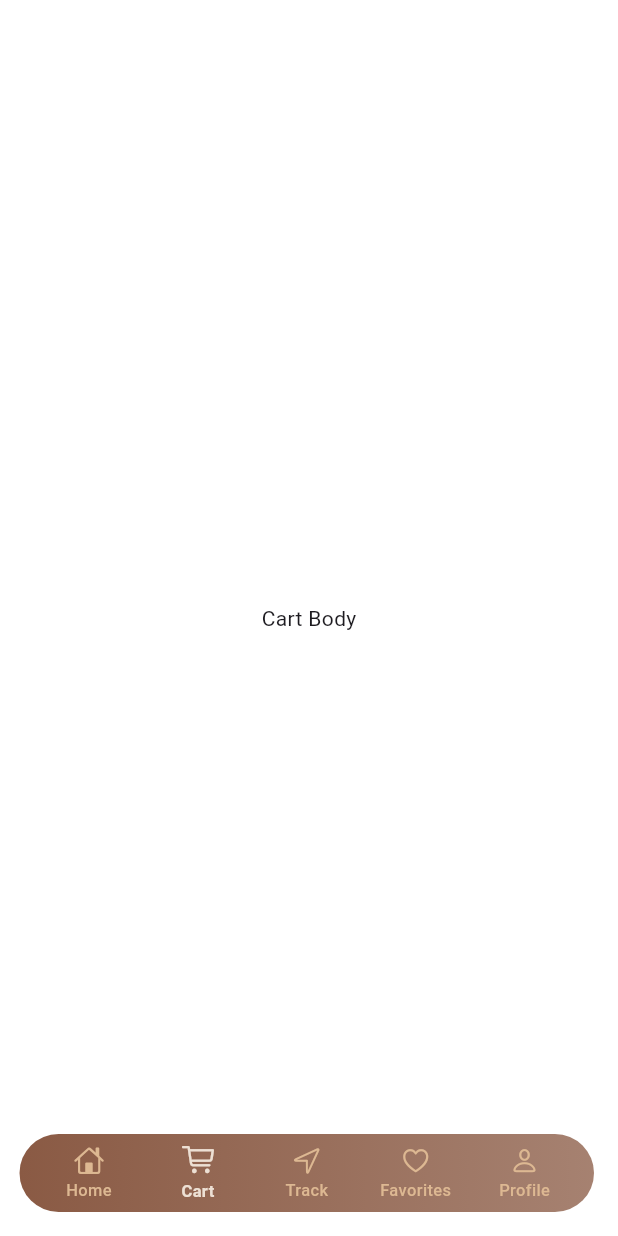
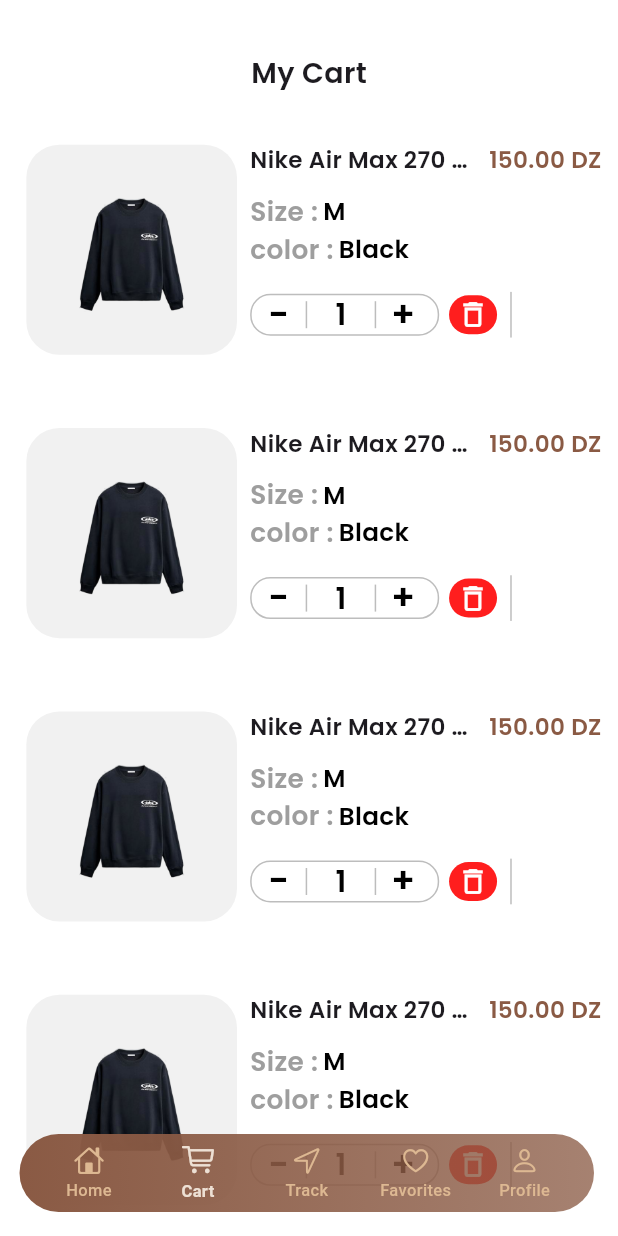
Before and after one commit to mmehenni-netizen/ElbessProject, a Flutter app: the screen it shows after launch, swiped to page 2, on a phone screen of 412 x 824 dp. Run offline on Flutter 3.47's test engine with Material 3 defaults, Android fonts, the phone set to English and light mode, and no system bars; our stand-ins replace flutter_svg, gap.

Commit message:
updates and cart screen

```diff
--- a/lib/core/constants/textfield.dart
+++ b/lib/core/constants/textfield.dart
@@ -2,14 +2,14 @@
 
 class CustomTextField extends StatefulWidget {
   const CustomTextField({
-    Key? key,
+    super.key,
     required this.title,
     this.height,
     required this.hinttext,
     this.prefixIcon,
     this.suffixIcon,
     this.obscureText = false,
-  }) : super(key: key);
+  });
 
   final String hinttext;
   final String title;
--- a/lib/core/utils/gradient_scrollbar.dart
+++ b/lib/core/utils/gradient_scrollbar.dart
@@ -7,7 +7,7 @@
   final double thickness;
 
   const GradientScrollbar({
-    Key? key,
+    super.key,
     required this.child,
     this.colors = const [
       Color(0xFF8A5A44),
@@ -15,7 +15,7 @@
       Color(0xFFEDE0D4),
     ],
     this.thickness = 8.0,
-  }) : super(key: key);
+  });
 
   @override
   Widget build(BuildContext context) {
--- a/lib/features/cart/presentation/cartview.dart
+++ b/lib/features/cart/presentation/cartview.dart
@@ -7,7 +7,7 @@
   @override
   Widget build(BuildContext context) {
     return Scaffold(
-      body: const Cartbody(),
+      body:  Cartbody(),
     );
   }
 }
--- a/lib/features/cart/widgets/cartbody.dart
+++ b/lib/features/cart/widgets/cartbody.dart
@@ -1,12 +1,43 @@
+
+import 'package:elbess/features/cart/widgets/cartitem.dart';
 import 'package:flutter/material.dart';
+import 'package:gap/gap.dart';
 
 class Cartbody extends StatelessWidget {
-  const Cartbody({super.key});
+   Cartbody({super.key});
 
   @override
   Widget build(BuildContext context) {
     return Scaffold(
-      body: Center(child: Text("Cart Body"),),
-    );
-  }
-}
+      body: SingleChildScrollView(
+        child: SafeArea(
+          child: Column(
+            children: [
+              Gap(35),
+              Center(
+                child: Text(
+                  "My Cart",
+                  style: TextStyle(fontFamily: "semi", fontSize: 38 / 2),
+                ),
+              ),
+              Gap(10),
+              ...List.generate(
+                6,
+                (index) => Padding(
+                  padding: EdgeInsets.symmetric(vertical: 10),
+                  child: Cartitem(
+                    img: "assets/Images/clothes/item1.png",
+                    prdctname: "Nike Air Max 270 React",
+                    size: "M",
+                    color: "Black",
+                    price: 150.00,
+                  ),
+                ),
+              ),
+            ],
+          ),
+        ),
+      ),
+        );
+      }
+    }
--- /dev/null
+++ b/lib/features/cart/widgets/cartitem.dart
@@ -0,0 +1,248 @@
+import 'package:elbess/core/constants/colors.dart';
+import 'package:elbess/core/utils/size_config.dart';
+import 'package:flutter/material.dart';
+import 'package:gap/gap.dart';
+
+class Cartitem extends StatefulWidget {
+  const Cartitem({
+    super.key,
+    required this.img,
+    required this.prdctname,
+    required this.size,
+    required this.color,
+    required this.price,
+    this.initialQuantity = 1,
+    this.onDelete,
+  });
+
+  final String img;
+  final String prdctname;
+  final String size;
+  final String color;
+  final double price;
+  final int initialQuantity;
+  final VoidCallback? onDelete;
+
+  @override
+  State<Cartitem> createState() => _CartitemState();
+}
+
+class _CartitemState extends State<Cartitem> {
+  late int quantity;
+
+  @override
+  void initState() {
+    super.initState();
+    quantity = widget.initialQuantity < 1 ? 1 : widget.initialQuantity;
+  }
+
+  @override
+  Widget build(BuildContext context) {
+    final double screenWidth = SizeConfig.screenWidth!;
+    final double screenHeight = SizeConfig.screenHeight!;
+    final double hScale = (screenWidth / 375).clamp(0.9, 1.15);
+    final double vScale = (screenHeight / 812).clamp(0.9, 1.1);
+
+    return Padding(
+          padding: EdgeInsets.symmetric(horizontal: 10 * hScale),
+          child: LayoutBuilder(
+            builder: (context, constraints) {
+              final double cardWidth = constraints.maxWidth;
+              final double imageWidth = cardWidth * 0.36;
+              return Container(
+        height: screenHeight * 0.205,
+        width: double.infinity,
+        decoration: BoxDecoration(
+
+          borderRadius: BorderRadius.circular(20 * hScale),
+        ),
+        child: Row(
+          children: [
+            Gap(6 * hScale),
+            SizedBox(
+              width: imageWidth,
+              child: Container(
+                width: double.infinity,
+                height: screenHeight * 0.17,
+                decoration: BoxDecoration(
+                  borderRadius: BorderRadius.circular(20 * hScale),
+                  // ignore: deprecated_member_use
+                  color: Colors.grey.withOpacity(0.15),
+                ),
+                child: ClipRRect(
+                  borderRadius: BorderRadius.circular(20 * hScale),
+                  child: Image.asset(widget.img, fit: BoxFit.contain),
+                ),
+              ),
+            ),
+            Gap(8 * hScale),
+            Expanded(
+              child: Column(
+                crossAxisAlignment: CrossAxisAlignment.start,
+                children: [
+                  SizedBox(height: 14 * vScale),
+                  Row(
+                    children: [
+                      Expanded(
+                        child: Text(
+                          widget.prdctname,
+                          style: TextStyle(fontSize: 14 * hScale, fontFamily: "semi"),
+                          maxLines: 1,
+                          overflow: TextOverflow.ellipsis,
+                        ),
+                      ),
+                      Gap(8 * hScale),
+                      Text(
+                        "${widget.price.toStringAsFixed(2)} DZ",
+                        style: TextStyle(
+                          color: AppColors.primary,
+                          fontSize: 14 * hScale,
+                          fontFamily: 'semi',
+                        ),
+                      ),
+                    ],
+                  ),
+                  Gap(10 * vScale),
+                  Row(
+                    children: [
+                      Text("Size :", style: TextStyle(fontFamily: "semi", color: Colors.grey, fontSize: 16 * hScale),),
+                      Gap(3 * hScale),
+                     Text(widget.size, style: TextStyle(fontFamily: "semi",fontWeight: FontWeight.w600, color: Colors.black, fontSize: 15 * hScale),),
+                    ],
+                  ),
+                  Row(
+                    children:[
+
+                      Text("color :", style: TextStyle(fontFamily: "semi", color: Colors.grey, fontSize: 16 * hScale),),
+                      Gap(3 * hScale),
+                     Text(widget.color, style: TextStyle(fontFamily: "semi",fontWeight: FontWeight.w600, color: Colors.black, fontSize: 15 * hScale),),
+                    ],
+                  ),
+                  Gap(16 * vScale),
+                  Align(
+                    alignment: Alignment.centerLeft,
+                    child: FittedBox(
+                      fit: BoxFit.scaleDown,
+                      alignment: Alignment.centerLeft,
+                      child: Row(
+                        mainAxisSize: MainAxisSize.min,
+                        children: [
+                        SizedBox(
+                          width: 126,
+                          height: 28,
+                          child: Container(
+                            decoration: BoxDecoration(
+                              borderRadius: BorderRadius.circular(13.5),
+                              border: Border.all(color: Colors.black26),
+                            ),
+                            child: Row(
+                              mainAxisSize: MainAxisSize.min,
+                              children: [
+                                InkWell(
+                                  onTap: () {
+                                    if (quantity > 1) {
+                                      setState(() {
+                                        quantity--;
+                                      });
+                                    }
+                                  },
+                                  child: SizedBox(
+                                    width: 36,
+                                    height: 27,
+                                    child: Center(
+                                      child: Text(
+                                        '-',
+                                        style: TextStyle(
+                                          fontFamily: 'semi',
+                                          fontSize: 24,
+                                          color: Colors.black,
+                                          height: 1,
+                                        ),
+                                      ),
+                                    ),
+                                  ),
+                                ),
+                                Container(width: 1, height: 18, color: Colors.black26),
+                                SizedBox(
+                                  width: 45,
+                                  height: 27,
+                                  child: Center(
+                                    child: Text(
+                                      '$quantity',
+                                      style: TextStyle(
+                                        fontFamily: 'semi',
+                                        fontSize: 20,
+                                        height: 1,
+                                        color: Colors.black,
+                                      ),
+                                    ),
+                                  ),
+                                ),
+                                Container(width: 1, height: 18, color: Colors.black26),
+                                InkWell(
+                                  onTap: () {
+                                    setState(() {
+                                      quantity++;
+                                    });
+                                  },
+                                  child: SizedBox(
+                                    width: 36,
+                                    height: 27,
+                                    child: Center(
+                                      child: Text(
+                                        '+',
+                                        style: TextStyle(
+                                          fontFamily: 'semi',
+                                          fontSize: 24,
+                                          color: Colors.black,
+                                          height: 1,
+                                        ),
+                                      ),
+                                    ),
+                                  ),
+                                ),
+                              ],
+                            ),
+                          ),
+                        ),
+                        Gap(6 * hScale),
+                        InkWell(
+                          onTap: widget.onDelete,
+                          borderRadius: BorderRadius.circular(16),
+                          child: Container(
+                            width: 32,
+                            height: 26,
+                            decoration: BoxDecoration(
+                              color: const Color(0xFFFF1E1E),
+                              borderRadius: BorderRadius.circular(16),
+                            ),
+                            child: Icon(
+                              Icons.delete_outline,
+                              color: Colors.white,
+                              size: 22,
+                            ),
+                          ),
+                        ),
+                        Gap(8 * hScale),
+                        Container(
+                          width: 1,
+                          height: 30 * vScale,
+                          color: Colors.black26,
+                        ),
+                        ],
+                      ),
+                    ),
+                  ),
+
+                ],
+              ),
+            ),
+            const SizedBox.shrink(),
+              ],
+            ),
+          );
+            },
+          ),
+        );
+  }
+}
--- a/lib/features/favorites/widgets/favoritecard.dart
+++ b/lib/features/favorites/widgets/favoritecard.dart
@@ -26,9 +26,14 @@
 
     return Padding(
       padding: EdgeInsets.symmetric(horizontal: 10 * hScale),
-      child: Container(
+      child: LayoutBuilder(
+        builder: (context, constraints) {
+          final double cardWidth = constraints.maxWidth;
+          final double imageWidth = cardWidth * 0.36;
+
+          return Container(
         height: screenHeight * 0.18,
-        width: screenWidth,
+        width: double.infinity,
         decoration: BoxDecoration(
           border: Border.all(color: AppColors.primary),
           borderRadius: BorderRadius.circular(20 * hScale),
@@ -37,14 +42,15 @@
           children: [
             Gap(8 * hScale),
             SizedBox(
-              width: screenWidth * 0.40,
+              width: imageWidth,
               child: Stack(
                 children: [
                   Container(
-                    width: screenWidth * 0.43,
+                    width: imageWidth,
                     height: screenHeight * 0.16,
                     decoration: BoxDecoration(
                       borderRadius: BorderRadius.circular(20 * hScale),
+                      // ignore: deprecated_member_use
                       color: Colors.grey.withOpacity(0.15),
                     ),
                     child: ClipRRect(
@@ -155,6 +161,8 @@
             Gap(8 * hScale),
           ],
         ),
+      );
+        },
       ),
     );
   }
--- a/lib/features/favorites/widgets/favoritesbody.dart
+++ b/lib/features/favorites/widgets/favoritesbody.dart
@@ -12,7 +12,7 @@
         child: SafeArea(
           child: Column(
             children: [
-              Gap(10),
+              Gap(35),
               Center(
                 child: Text(
                   "My Favorites",
--- a/lib/features/home/widgets/homebody.dart
+++ b/lib/features/home/widgets/homebody.dart
@@ -1,4 +1,3 @@
-import 'dart:ui';
 
 import 'package:elbess/core/constants/colors.dart';
 import 'package:elbess/features/home/widgets/category_card.dart';
--- a/lib/features/home/widgets/item_card.dart
+++ b/lib/features/home/widgets/item_card.dart
@@ -39,6 +39,7 @@
                 height: MediaQuery.of(context).size.height * 0.17,
                 decoration: BoxDecoration(
                   borderRadius: BorderRadius.circular(20),
+                // ignore: deprecated_member_use
                 color: Colors.grey.withOpacity(0.15),
                   ),
                   child: ClipRRect(
--- a/lib/features/home/widgets/slider.dart
+++ b/lib/features/home/widgets/slider.dart
@@ -28,7 +28,6 @@
               setState(() {
                 _currentPage = page;
               });
-              print('Page changed to: $page');
             },
             itemCount: offerImages.length,
             itemBuilder: (context, index) {
--- a/lib/features/home/widgets/store_card.dart
+++ b/lib/features/home/widgets/store_card.dart
@@ -2,8 +2,11 @@
 import 'package:gap/gap.dart';
 
 class StoreCard extends StatefulWidget {
+  // ignore: non_constant_identifier_names
   const StoreCard({super.key, required this.store_name, required this.store_image});
+  // ignore: non_constant_identifier_names
   final String store_name;
+  // ignore: non_constant_identifier_names
   final String store_image;
 
   @override
--- a/lib/features/track/widgets/ordertrack.dart
+++ b/lib/features/track/widgets/ordertrack.dart
@@ -1,14 +1,21 @@
 import 'package:elbess/core/constants/colors.dart';
-import 'package:flutter/cupertino.dart';
 import 'package:flutter/material.dart';
 import 'package:gap/gap.dart';
 
 class Ordertrack extends StatefulWidget {
-  const Ordertrack({super.key, required this.status, required this.description, required this.time, required this.isdone});
+  const Ordertrack({
+    super.key,
+    required this.status,
+    required this.description,
+    required this.time,
+    required this.isdone,
+    this.showConnector = true,
+  });
   final String status;
   final String description;
   final String time;
   final bool isdone;
+  final bool showConnector;
 
   @override
   State<Ordertrack> createState() => _OrdertrackState();
@@ -32,6 +39,7 @@
             height: MediaQuery.of(context).size.height * 0.03,
             width: MediaQuery.of(context).size.width * 0.06,
             decoration: BoxDecoration(
+              // ignore: deprecated_member_use
               color: AppColors.primary.withOpacity(0.2),
               shape: BoxShape.circle,
             ),
@@ -53,9 +61,11 @@
 
           ],
          ) ,
+        if (widget.showConnector) ...[
           Gap(6),
-         Padding(padding: EdgeInsets.symmetric(horizontal: 10,),
-         child:  Container(
+          Padding(
+            padding: EdgeInsets.symmetric(horizontal: 10),
+            child: Container(
               height: 20,
               width: 2,
               decoration: BoxDecoration(
@@ -65,6 +75,7 @@
             ),
           ),
         ],
+          ],
         )
         );
   }
--- a/lib/features/track/widgets/track_card.dart
+++ b/lib/features/track/widgets/track_card.dart
@@ -19,15 +19,17 @@
 class _TrackCardState extends State<TrackCard> {
   @override
   Widget build(BuildContext context) {
-    return  Container(
-        height: MediaQuery.of(context).size.height * 0.5,
+    return  Padding(
+      padding: const EdgeInsets.all(10.0),
+      child: Container(
           width: double.infinity,
           decoration: BoxDecoration(
             color: Colors.white,
-          borderRadius: BorderRadius.circular(10),
+            borderRadius: BorderRadius.circular(20),
             border: Border.all(color: AppColors.primary, width: 1),
           ),
           child: Column(
+            mainAxisSize: MainAxisSize.min,
             mainAxisAlignment: MainAxisAlignment.start,
             children: [
              Padding(padding: EdgeInsets.symmetric(horizontal: 8, vertical: 8),
@@ -39,6 +41,7 @@
                   height: MediaQuery.of(context).size.height * 0.15,
                   decoration: BoxDecoration(
                     borderRadius: BorderRadius.circular(20),
+                  // ignore: deprecated_member_use
                   color: Colors.grey.withOpacity(0.15),
                     ),
                     child: ClipRRect(
@@ -96,7 +99,7 @@
                 ],
               ),),
           Gap(5),
-        Padding(padding: EdgeInsets.symmetric(horizontal: 25),
+          Padding(padding: EdgeInsets.symmetric(horizontal: 15),
           child: Row(
             mainAxisAlignment: MainAxisAlignment.spaceBetween,
             children: [
@@ -125,6 +128,7 @@
                 height: MediaQuery.of(context).size.height * 0.03,
                 width: MediaQuery.of(context).size.width * 0.2,
                 decoration: BoxDecoration(
+                  // ignore: deprecated_member_use
                   color: Color(0xff8A5A44).withOpacity(0.15),
                   borderRadius: BorderRadius.circular(20),
                 ),
@@ -154,12 +158,13 @@
                 return const Ordertrack(status: 'In Transit', description: 'Your order is in transit', time: '18,february 10:24', isdone: false);
               }
               else{
-              return const Ordertrack(status: 'Delivered', description: 'Your order has been delivered', time: '19,february 11:24', isdone: false);
+                return const Ordertrack(status: 'Delivered', description: 'Your order has been delivered', time: '19,february 11:24', isdone: false, showConnector: false);
               }
              }
            ))
             ],
           ),
+        ),
     );
   }
 }
--- a/lib/features/track/widgets/trackbody.dart
+++ b/lib/features/track/widgets/trackbody.dart
@@ -1,10 +1,8 @@
-import 'package:elbess/core/constants/colors.dart';
-import 'package:elbess/features/track/widgets/ordertrack.dart';
+
 import 'package:elbess/features/track/widgets/track_card.dart';
-import 'package:flutter/cupertino.dart';
 import 'package:flutter/material.dart';
-import 'package:flutter_svg/svg.dart';
 import 'package:gap/gap.dart';
+
 
 class Trackbody extends StatelessWidget {
   const Trackbody({super.key});
@@ -12,19 +10,18 @@
   @override
   Widget build(BuildContext context) {
     return Scaffold(
-      body: Padding(
-        padding: const EdgeInsets.symmetric(horizontal: 15),
-        child: SingleChildScrollView(
+      body: SingleChildScrollView(
+        child: SafeArea(
           child: Column(
-            crossAxisAlignment: CrossAxisAlignment.center,
-
             children: [
-               SizedBox(height:MediaQuery.of(context).size.height * 0.07),
-              const Text(
-                'Order Tracking',
-                style: TextStyle(fontFamily: "semi", color: Colors.black, fontSize: 20),
+              Gap(35),
+              Center(
+                child: Text(
+                  "Order Tracking",
+                  style: TextStyle(fontFamily: "semi", fontSize: 38 / 2),
+                ),
               ),
-              const SizedBox(height: 8),
+              Gap(10),
               ...List.generate(
                 3,
                 (index) => const Padding(
--- a/lib/main.dart
+++ b/lib/main.dart
@@ -1,5 +1,4 @@
 
-import 'package:elbess/features/Splashview/Presentation/splashview.dart';
 import 'package:elbess/root.dart';
 import 'package:flutter/material.dart';
 
--- a/lib/root.dart
+++ b/lib/root.dart
@@ -9,7 +9,7 @@
 import 'package:flutter/material.dart';
 
 class Root extends StatefulWidget {
-  Root({super.key});
+  const Root({super.key});
 
   @override
   State<Root> createState() => _RootState();
@@ -52,6 +52,7 @@
     super.dispose();
   }
 
+  @override
   Widget build(BuildContext context) {
     SizeConfig().init(context);
 
@@ -74,6 +75,7 @@
           gradient: LinearGradient(
             begin: Alignment.centerLeft,
             end: Alignment.centerRight,
+            // ignore: deprecated_member_use
             colors: [Color(0xFF8A5A44), Color(0xFF8A5A44).withOpacity(0.76)],
           ),
           borderRadius: BorderRadius.circular(50),
```
Also changed, not shown: pubspec.lock. Lines whose indentation alone changed are shown as unchanged.
